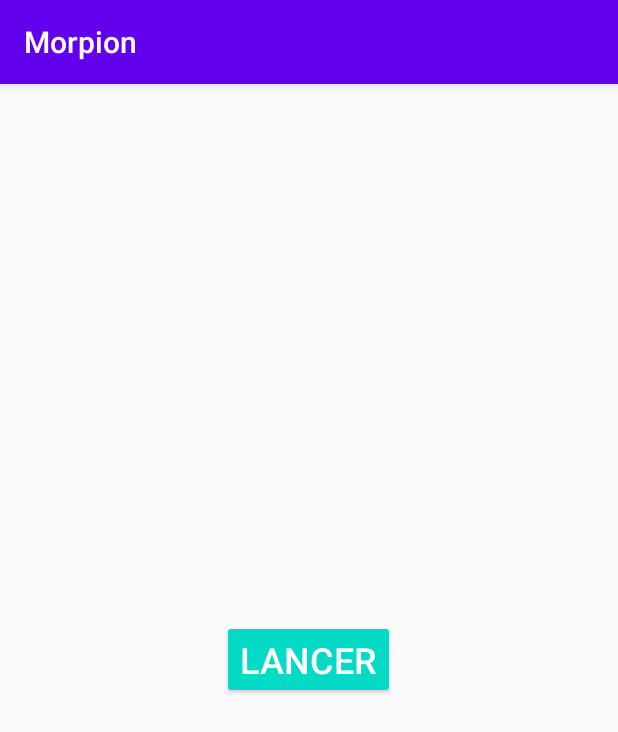
After one commit to bjausseran/Projet_Mobile_Favetto_Jausseran, an Android app: the MenuActivity screen opened directly, with no data from a screen before it, on a phone screen of 412 x 824 dp. The commit adds this screen. Shown: the top 732 px of the screen. Run offline under Robolectric (Android 15) with nearby library versions, the phone set to English and light mode, and no system bars.

Commit message:
Menu activity

```diff
--- /dev/null
+++ b/TD_Android_Jausseran_Favetto/app/src/main/java/com/favetto/td_android_jausseran_favetto/MenuActivity.java
@@ -0,0 +1,32 @@
+package com.favetto.td_android_jausseran_favetto;
+
+import androidx.appcompat.app.AppCompatActivity;
+
+import android.content.Intent;
+import android.os.Bundle;
+import android.view.View;
+import android.widget.Button;
+
+public class MenuActivity extends AppCompatActivity {
+
+    @Override
+    protected void onCreate(Bundle savedInstanceState) {
+        super.onCreate(savedInstanceState);
+        setContentView(R.layout.activity_menu);
+
+        setLaunchBtn();
+    }
+
+    private void setLaunchBtn()
+    {
+        Button launchBtn = (Button) findViewById(R.id.btn_launch);
+        launchBtn.setOnClickListener(new View.OnClickListener() {
+            @Override
+            public void onClick(View view) {
+                startActivity(new Intent(MenuActivity.this, MainActivity.class));
+            }
+        });
+    }
+
+
+}
--- /dev/null
+++ b/TD_Android_Jausseran_Favetto/app/src/main/res/layout/activity_menu.xml
@@ -0,0 +1,28 @@
+<?xml version="1.0" encoding="utf-8"?>
+<androidx.constraintlayout.widget.ConstraintLayout xmlns:android="http://schemas.android.com/apk/res/android"
+    xmlns:app="http://schemas.android.com/apk/res-auto"
+    xmlns:tools="http://schemas.android.com/tools"
+    android:layout_width="match_parent"
+    android:layout_height="match_parent"
+    tools:context=".MenuActivity">
+
+    <LinearLayout
+        android:layout_width="match_parent"
+        android:layout_height="match_parent"
+        android:gravity="center"
+        android:orientation="vertical">
+
+        <Button
+            android:id="@+id/btn_launch"
+            style="@style/Widget.AppCompat.Button.Colored"
+            android:layout_width="wrap_content"
+            android:layout_height="wrap_content"
+            android:layout_marginEnd="0dp"
+            android:layout_marginRight="0dp"
+            android:layout_marginBottom="0dp"
+            android:shadowColor="#000000"
+            android:text="Lancer"
+            android:textSize="24sp" />
+    </LinearLayout>
+
+</androidx.constraintlayout.widget.ConstraintLayout>
```
Also changed, not shown: TD_Android_Jausseran_Favetto/app/src/main/AndroidManifest.xml (+7 -0 lines), TD_Android_Jausseran_Favetto/app/src/main/java/com/favetto/td_android_jausseran_favetto/MainActivity.java (+14 -0 lines), TD_Android_Jausseran_Favetto/app/src/main/res/layout/activity_main.xml (+20 -1 lines).
